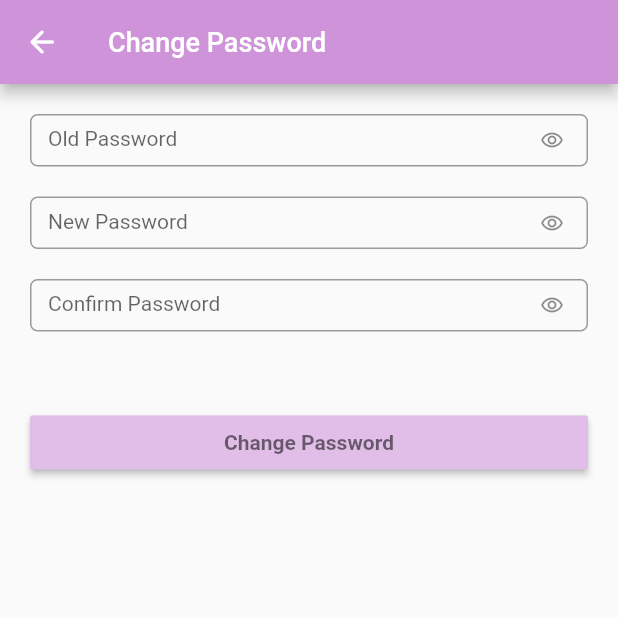
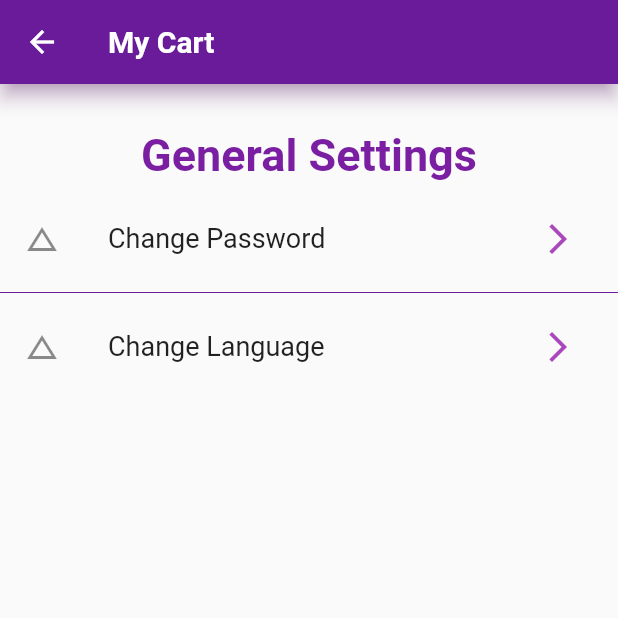
Before and after one commit to rahaf96822/FakeStoreProject, a Flutter app: the HomeScreen screen opened directly, in the side drawer, after a tap on "Setting", on a phone screen of 412 x 824 dp, the top half of it. Run offline on Flutter 3.47's test engine with Material 2 defaults, Android fonts, the phone set to English and light mode, and no system bars; our stand-ins replace get, pinput; missing offline and left inert: regexpattern.

Commit message:
update color

```diff
--- a/lib/ChangePassword.dart
+++ /dev/null
@@ -1,115 +0,0 @@
-import 'package:flutter/material.dart';
-import 'package:get/get.dart';
-
-class ChangePassword extends StatefulWidget {
-  @override
-  _ChangePasswordState createState() => _ChangePasswordState();
-}
-
-class _ChangePasswordState extends State<ChangePassword> {
-  @override
-  Widget build(BuildContext context) {
-    return Scaffold(
-        appBar: AppBar(
-          backgroundColor: Colors.purple[200],
-          leading: Icon(Icons.arrow_back_rounded),
-          title: Text(
-            'Change Password',
-            style: TextStyle(fontSize: 18),
-          ),
-        ),
-        body: SingleChildScrollView(
-          child: Column(
-            children: [
-              SizedBox(
-                height: 20,
-              ),
-              Padding(
-                padding: const EdgeInsets.only(left: 20, right: 20),
-                child: Container(
-                  height: 35,
-                  child: TextField(
-                      decoration: InputDecoration(
-                    border: OutlineInputBorder(
-                      borderRadius: BorderRadius.all(Radius.circular(5)),
-                    ),
-                       suffixIcon : Icon(
-                      Icons.remove_red_eye_outlined,
-                      size: 16,
-                    ),
-                    labelText: "Old Password",
-                    labelStyle: TextStyle(fontSize: 14),
-                  )),
-                ),
-              ),
-              SizedBox(
-                height: 20,
-              ),
-              Padding(
-                padding: const EdgeInsets.only(left: 20, right: 20),
-                child: Container(
-                  height: 35,
-                  child: TextField(
-                      decoration: InputDecoration(
-                    border: OutlineInputBorder(
-                      borderRadius: BorderRadius.all(Radius.circular(5)),
-                    ),
-                   suffixIcon: Icon(
-                      Icons.remove_red_eye_outlined,
-                      size: 16,
-                    ),
-                    labelText: "New Password",
-                    labelStyle: TextStyle(fontSize: 14),
-
-                  )),
-                ),
-              ),
-              SizedBox(
-                height: 20,
-              ),
-              Padding(
-                padding: const EdgeInsets.only(left: 20, right: 20),
-                child: Container(
-                  height: 35,
-                  child: TextField(
-                      decoration: InputDecoration(
-                    border: OutlineInputBorder(
-                      borderRadius: BorderRadius.all(Radius.circular(5)),
-                    ),
-                    suffixIcon: Icon(
-                      Icons.remove_red_eye_outlined,
-                      size: 16,
-
-                    ),
-                    labelText: "Confirm Password",
-                    labelStyle: TextStyle(fontSize: 14),
-                  )),
-                ),
-              ),
-              SizedBox(
-                height: 50,
-              ),
-              Padding(
-                padding: EdgeInsets.symmetric(horizontal: 20),
-                child: Container(
-                  width: double.infinity,
-                  child: RaisedButton(
-                    color: Colors.purple[100],
-                    onPressed: () {
-                      Get.to(ChangePassword());
-                    },
-                    child: Text(
-                      "Change Password",
-                      style: TextStyle(
-                          fontSize: 14,
-                          fontWeight: FontWeight.bold,
-                          color: Colors.black54),
-                    ),
-                  ),
-                ),
-              ),
-            ],
-          ),
-        ));
-  }
-}
--- a/lib/MyActivities.dart
+++ b/lib/MyActivities.dart
@@ -1,4 +1,5 @@
 
+import 'package:ecommerce/constant.dart';
 import 'package:flutter/material.dart';
 import 'package:get/get.dart';
 
@@ -18,7 +19,8 @@ Widget build(BuildContext context) {
 
   return Scaffold(
     appBar: AppBar(
-backgroundColor: Colors.purple[200],
+        backgroundColor: FirstColor,
+        shadowColor: Colors.purple[200],
         leading: IconButton(icon: Icon(Icons.arrow_back_rounded),
       // onPressed: ()  {Get.to(Login());},
     ),
@@ -46,7 +48,7 @@ Card({Key key, @required this.name, @required this.Ico,}) : super(key: key);
 @override
 Widget build(BuildContext context) {
     return ListTile(
-leading:Icon(Ico),
+        leading:Icon(Ico , color: SecondColor,),
         title: Text(name),
         subtitle: Text('$now',style: TextStyle(fontSize: 12,color:Colors.grey),),
         );
--- /dev/null
+++ b/lib/constant.dart
@@ -0,0 +1,6 @@
+
+import 'package:flutter/material.dart';
+
+Color FirstColor = Colors.purple[800];
+Color SecondColor = Colors.purple[700];
+Color ThirdColor = Colors.purple[100];
--- a/lib/screen_login/home_screen.dart
+++ b/lib/screen_login/home_screen.dart
@@ -1,10 +1,11 @@
-import 'package:ecommerce/ChangePassword.dart';
+import 'file:///C:/Users/lenovo%20l340/AndroidStudioProjects/ecommerce/lib/settings/ChangePassword.dart';
 import 'package:ecommerce/MyActivities.dart';
 import 'package:ecommerce/MyPurchases.dart';
 import 'package:ecommerce/My_Cart.dart';
+import 'package:ecommerce/settings/page_settings.dart';
 import 'package:flutter/material.dart';
-//import 'package:flutter_staggered_grid_view/flutter_staggered_grid_view.dart';
 
+import 'package:ecommerce/constant.dart';
 class HomeScreen extends StatefulWidget {
   @override
   _HomeScreenState createState() => _HomeScreenState();
@@ -35,7 +36,8 @@ class _HomeScreenState extends State<HomeScreen> {
       //length: tabTextList.length,
       child: Scaffold(
         appBar: AppBar(
-          backgroundColor: Colors.deepPurple[700],
+          backgroundColor: FirstColor,
+          shadowColor: Colors.purple[200],
           title: Text("Product by categories" , style: TextStyle(color: Colors.white, fontWeight: FontWeight.bold , fontSize: 24),),
 
           bottom: TabBar(
@@ -59,23 +61,23 @@ class _HomeScreenState extends State<HomeScreen> {
               Container(
                 width: double.infinity,
                 height: size.height*0.3,
-                color: Colors.deepPurple[50],
+                color: SecondColor,
                 child: Center(
                   child: Image.asset("images/welcome5.png"),
                 ),
               ),
               ListTile(
-                leading: Icon(Icons.settings,color: Colors.deepPurple[700]),
+                leading: Icon(Icons.settings,color: SecondColor),
                 title: Text("Setting"),
                 onTap: (){
                   Navigator.push(
                     context,
-                    MaterialPageRoute(builder: (context) => ChangePassword()),
+                    MaterialPageRoute(builder: (context) => PageSettings()),
                   );
                 },
               ),
               ListTile(
-                leading: Icon(Icons.add_shopping_cart,color: Colors.deepPurple[700]),
+                leading: Icon(Icons.add_shopping_cart,color: SecondColor),
                 title: Text("My Cart"),
                 onTap: (){
                   Navigator.push(
@@ -85,7 +87,7 @@ class _HomeScreenState extends State<HomeScreen> {
                 },
               ),
               ListTile(
-                leading: Icon(Icons.assignment_returned,color: Colors.deepPurple[700]),
+                leading: Icon(Icons.assignment_returned,color: SecondColor),
                 title: Text("My Purchases"),
                 onTap: (){
                   Navigator.push(
@@ -95,7 +97,7 @@ class _HomeScreenState extends State<HomeScreen> {
                 },
               ),
               ListTile(
-                leading: Icon(Icons.article,color: Colors.deepPurple[700]),
+                leading: Icon(Icons.article,color: SecondColor),
                 title: Text("My Activities"),
                 onTap: (){
                   Navigator.push(
@@ -105,7 +107,7 @@ class _HomeScreenState extends State<HomeScreen> {
                 },
               ),
               ListTile(
-                leading: Icon(Icons.warning_rounded,color: Colors.deepPurple[700],),
+                leading: Icon(Icons.warning_rounded,color: SecondColor,),
                 title: Text("About"),
                 onTap: null,
               ),
--- a/lib/screen_login/welcome_screen.dart
+++ b/lib/screen_login/welcome_screen.dart
@@ -1,7 +1,7 @@
 import 'package:ecommerce/screen_login//login_screen.dart';
 import 'package:ecommerce/screen_login//signup_screen.dart';
 import 'package:flutter/material.dart';
-
+import 'package:ecommerce/constant.dart';
 
 class WelcomeScreen extends StatelessWidget {
   @override
@@ -33,7 +33,7 @@ class Body extends StatelessWidget {
           SizedBox(height: size.height*0.05,),
           RoundedButton(
             text: "SIGN IN",
-            color: Colors.deepPurple[700],
+            color: SecondColor,
             textColor: Colors.white,
             press: () {
               Navigator.push(context, MaterialPageRoute(builder: (context)=>LoginScreen()));
@@ -41,7 +41,7 @@ class Body extends StatelessWidget {
           ),
           RoundedButton(
             text: "SIGN UP",
-            color: Colors.deepPurple[50],
+            color: ThirdColor,
             textColor: Colors.black,
             press: () {
               Navigator.push(context, MaterialPageRoute(builder: (context)=>RegisterScreen()));
--- /dev/null
+++ b/lib/settings/page_settings.dart
@@ -0,0 +1,58 @@
+import 'package:ecommerce/constant.dart';
+import 'package:ecommerce/settings/ChangePassword.dart';
+import 'package:flutter/material.dart';
+
+class PageSettings extends StatefulWidget {
+  @override
+  _PageSettingsState createState() => _PageSettingsState();
+}
+
+class _PageSettingsState extends State<PageSettings> {
+  @override
+  Widget build(BuildContext context) {
+    return Scaffold(
+      appBar: AppBar(
+        backgroundColor: FirstColor,
+        elevation: 5.0,
+        shadowColor: Colors.purple[200],
+        title: Text('My Cart', style: TextStyle(fontSize: 20 , color: Colors.white , fontWeight: FontWeight.bold),),
+        leading: Icon(Icons.arrow_back , color: Colors.white,),
+      ),
+      body: SingleChildScrollView(
+        child: Column(
+          children: <Widget>[
+            SizedBox(height: 30.0,),
+            Text('General Settings' , style: TextStyle(color: SecondColor, fontWeight: FontWeight.bold , fontSize: 30.0) , textDirection: TextDirection.ltr, textAlign: TextAlign.start,),
+            Padding(padding: EdgeInsets.only(top: 10.0)),
+            ListView(
+              shrinkWrap: true,
+              children: [
+                ListTile(
+                  leading: Icon(Icons.change_history),
+                  title: Text('Change Password' , style: TextStyle(fontSize: 18),),
+                  trailing: IconButton(
+                    icon: Icon(Icons.arrow_forward_ios , color: Colors.purple[400],),
+                    onPressed: (){
+                      Navigator.push(context, MaterialPageRoute(builder: (context)=>ChangePassword()));
+                    },
+                  ),
+                ),
+                Divider(color: FirstColor,),
+                ListTile(
+                  leading: Icon(Icons.change_history),
+                  title: Text('Change Language' , style: TextStyle(fontSize: 18),),
+                  trailing: IconButton(
+                    icon: Icon(Icons.arrow_forward_ios , color: Colors.purple[400],),
+                    onPressed: (){
+                      Navigator.push(context, MaterialPageRoute(builder: (context)=>ChangePassword()));
+                    },
+                  ),
+                ),
+              ],
+            ),
+          ],
+        ),
+      ),
+    );
+  }
+}
```
Also changed, not shown: lib/My_Cart.dart (+9 -20 lines), lib/PinPut.dart (+5 -4 lines), lib/screen_login/login_screen.dart (+5 -4 lines), lib/screen_login/signup_screen.dart (+6 -5 lines), lib/settings/ChangePassword.dart (added, +180 -0 lines), 1 other file. Lines whose indentation alone changed are shown as unchanged.
